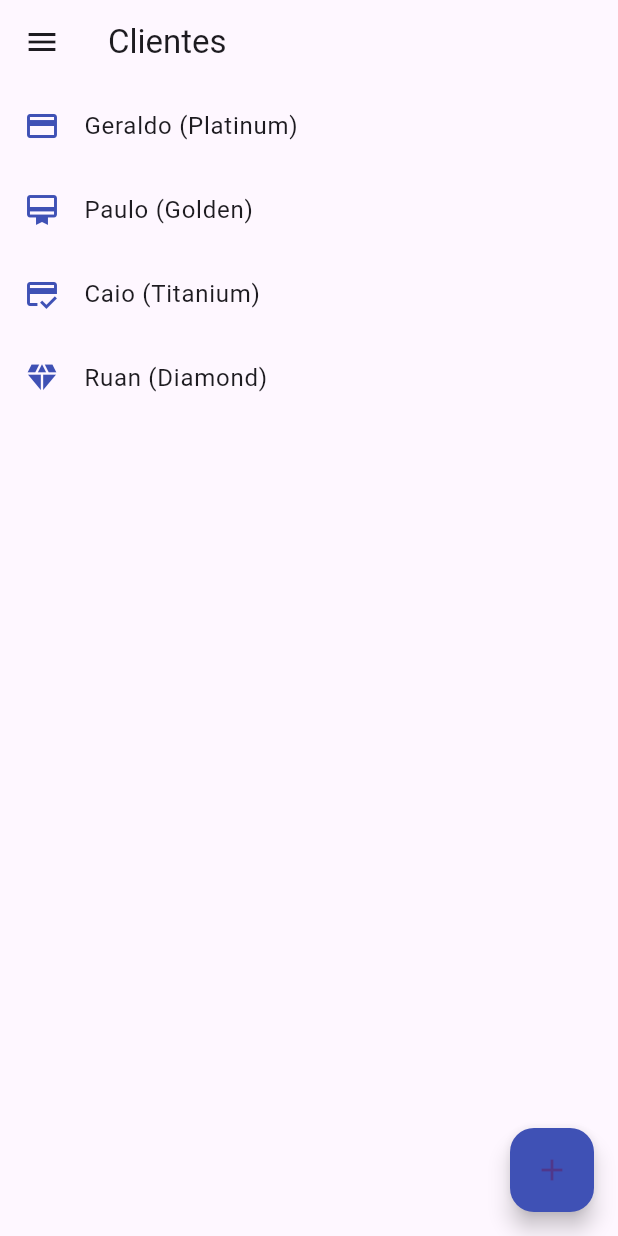
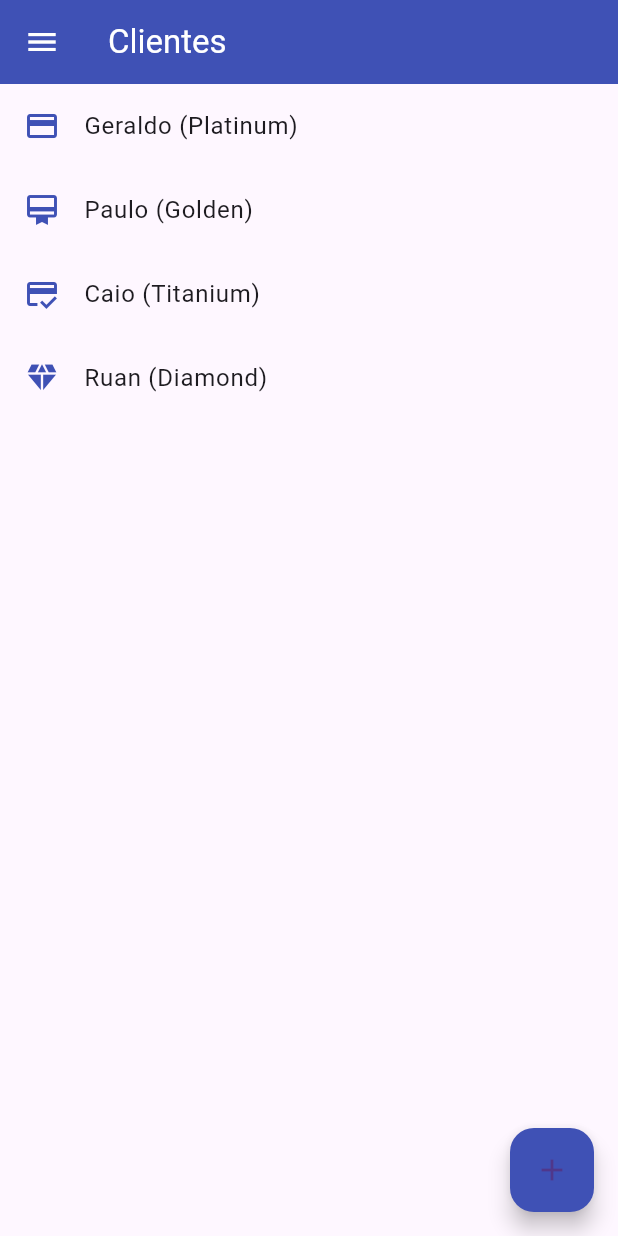
Before and after one commit to maxwelldantas/alura_flutter_client_control, a Flutter app: the screen it shows after launch, on a phone screen of 412 x 824 dp. Run offline on Flutter 3.47's test engine with Material 3 defaults, Android fonts, the light colour scheme and no system bars.

Commit message:
Define a cor de fundo da AppBar para índigo
A cor do texto e dos ícones da AppBar foi definida para branco para garantir contraste com o novo fundo.

```diff
--- a/lib/main.dart
+++ b/lib/main.dart
@@ -22,7 +22,13 @@ class MyApp extends StatelessWidget {
     return MaterialApp(
       title: 'Controle de clientes',
       debugShowCheckedModeBanner: false,
-      theme: ThemeData(primarySwatch: Colors.indigo),
+      theme: ThemeData(
+        primarySwatch: Colors.indigo,
+        appBarTheme: const AppBarTheme(
+          backgroundColor: Colors.indigo,
+          foregroundColor: Colors.white,
+        ),
+      ),
       initialRoute: '/',
       routes: {
         '/': (context) => const ClientsPage(title: 'Clientes'),
```
